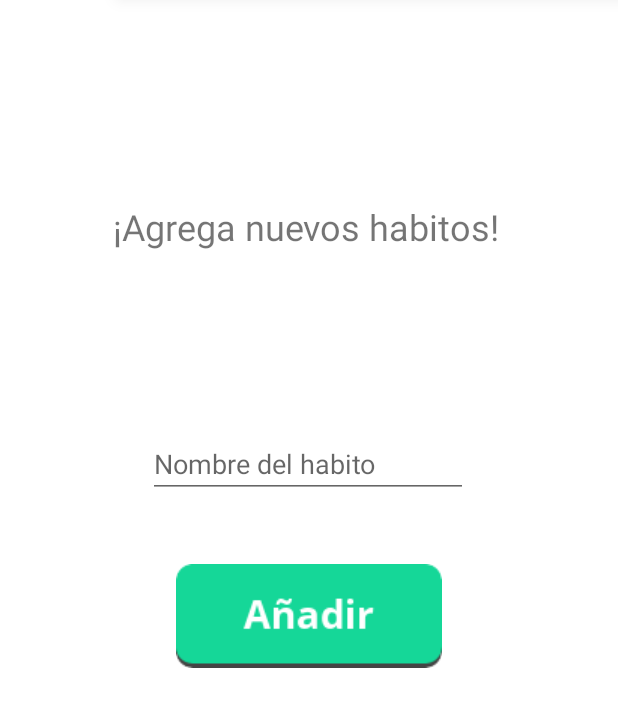
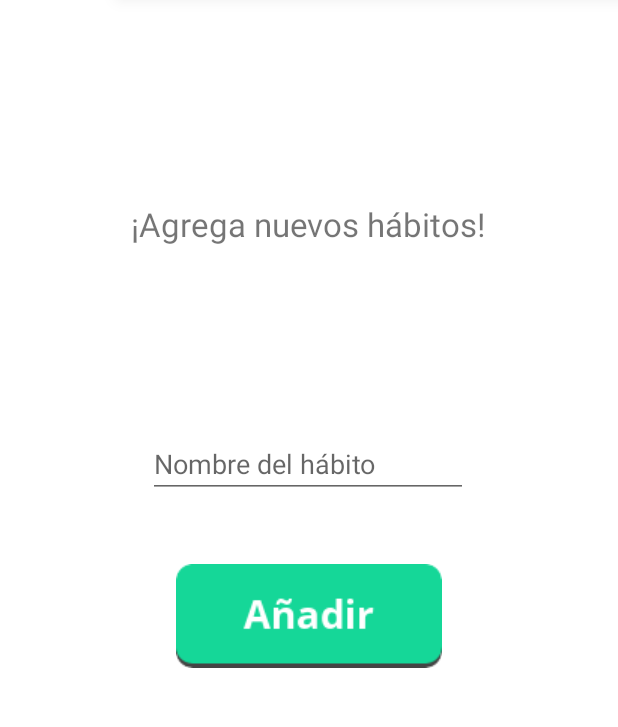
Before and after one commit to IvanHonc/21Days, an Android app: the fragment addHabitosFrag placed in its activity, on a phone screen of 412 x 824 dp, the part 182-909 px from its top. Run offline under Robolectric (Android 15) with nearby library versions, the light colour scheme and no system bars; our stand-ins replace Firebase (no records; nobody signed in at launch, a user with empty details on screens opened directly); libraries missing offline, so code that uses them is left out: com.firebase.ui.

Commit message:
Added final corrections

```diff
--- a/app/src/main/java/mx/itesm/tacos_de_tinga_19/veintiundias/MainActivity.kt
+++ b/app/src/main/java/mx/itesm/tacos_de_tinga_19/veintiundias/MainActivity.kt
@@ -68,7 +68,6 @@ class MainActivity : AppCompatActivity() {
     public fun cambiarFragmento(fragmento: Fragment) {
         supportFragmentManager.beginTransaction()
             .replace(binding.contenedorFragmentos.id, fragmento)
-            .addToBackStack(null)
             .setTransition(FragmentTransaction.TRANSIT_FRAGMENT_CLOSE)
             .commit()
     }
--- a/app/src/main/res/layout/fragment_calendario.xml
+++ b/app/src/main/res/layout/fragment_calendario.xml
@@ -36,7 +36,8 @@
             android:layout_width="match_parent"
             android:layout_height="wrap_content"
             android:background="@color/white"
-            android:hint="...." />
+            android:hint="...."
+            android:textColor="#3F51B5" />
     </com.google.android.material.textfield.TextInputLayout>
 
     <ImageButton
@@ -46,7 +47,7 @@
         android:layout_marginStart="8dp"
         android:layout_marginTop="8dp"
         android:layout_marginEnd="8dp"
-        android:backgroundTint="@color/transparent"
+        android:backgroundTint="@color/amarilloClaro"
         android:scaleType="centerCrop"
         android:src="@drawable/type"
         app:layout_constraintEnd_toEndOf="parent"
--- a/app/src/main/res/layout/fragment_create_habitos.xml
+++ b/app/src/main/res/layout/fragment_create_habitos.xml
@@ -14,8 +14,9 @@
         android:layout_height="48dp"
         android:layout_marginTop="132dp"
         android:editable="false"
-        android:text="¡Agrega nuevos habitos!"
-        android:textSize="24sp"
+        android:text="¡Agrega nuevos hábitos!"
+        android:textAlignment="center"
+        android:textSize="22sp"
         app:layout_constraintEnd_toEndOf="parent"
         app:layout_constraintHorizontal_bias="0.496"
         app:layout_constraintStart_toStartOf="parent"
@@ -27,7 +28,7 @@
         android:layout_height="wrap_content"
         android:layout_marginTop="104dp"
         android:ems="10"
-        android:hint="Nombre del habito"
+        android:hint="Nombre del hábito"
         android:inputType="textPersonName"
         app:layout_constraintEnd_toEndOf="parent"
         app:layout_constraintHorizontal_bias="0.497"
```
Also changed, not shown: 1 other file.
